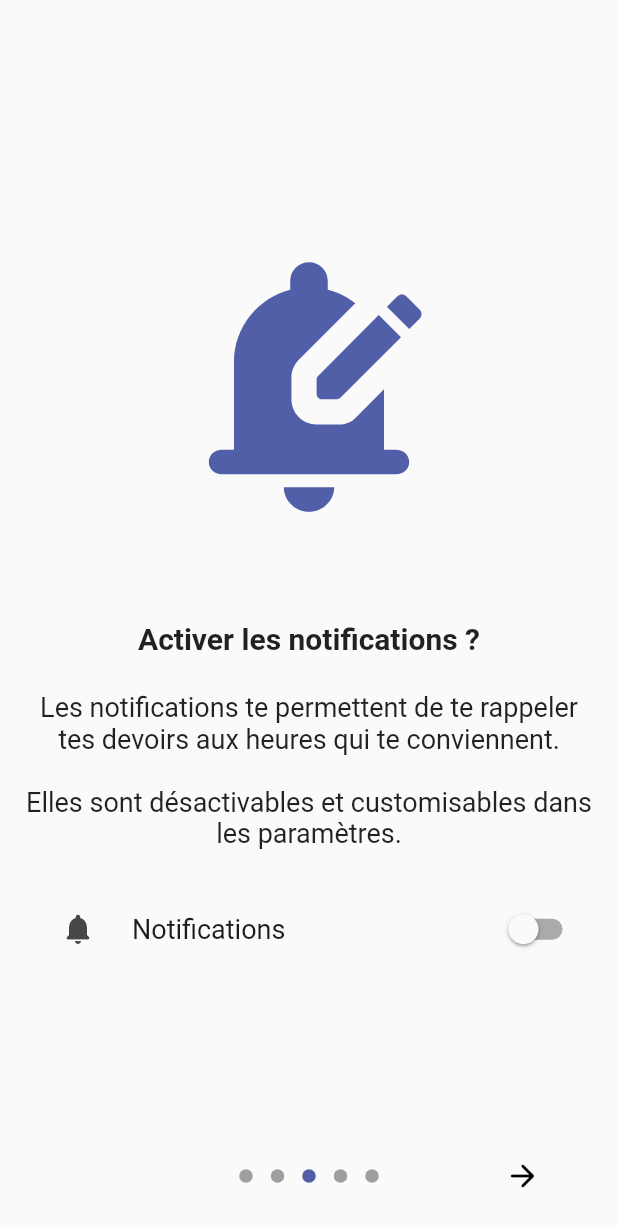
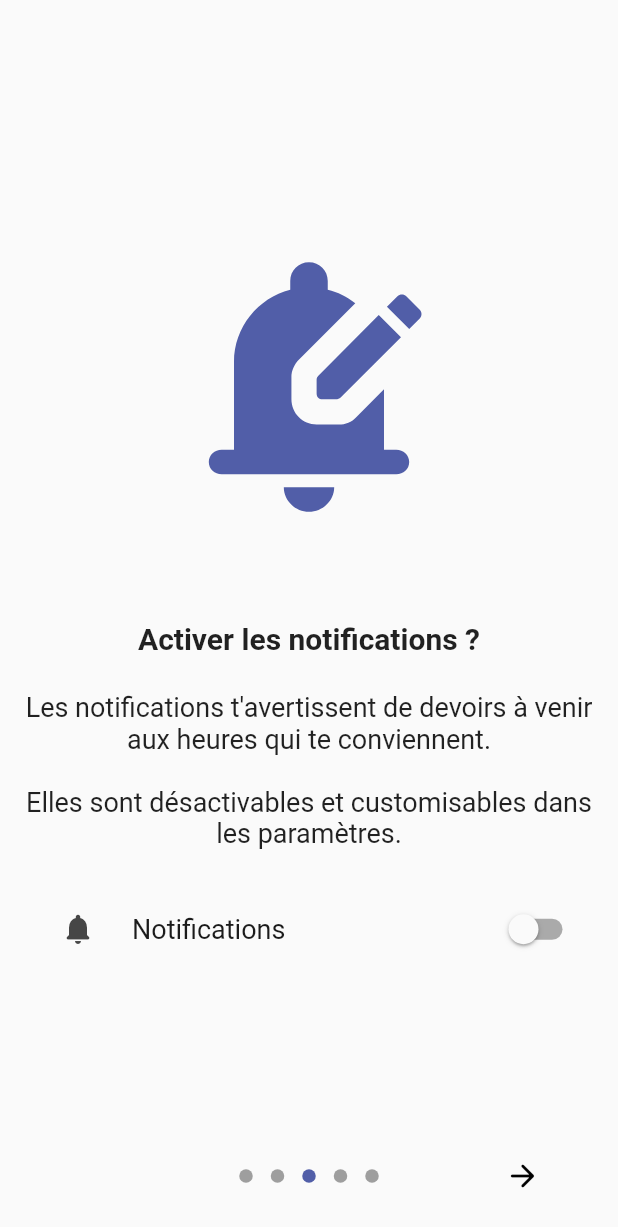
Before and after one commit to alessandrolapizza/tm_college_app, a Flutter app: the screen it shows after launch, swiped to page 3, on a phone screen of 412 x 824 dp. Shown: the top 1227 px of the screen. Run offline on Flutter 3.47's test engine with Material 2 defaults, Android fonts, the phone set to English and light mode, and no system bars; drawn by our look-alikes of introduction_screen; our stand-ins replace fl_chart, flutter_local_notifications, flutter_native_timezone, numberpicker, settings_ui, shared_preferences and 3 more; missing offline and left inert: flutter_material_color_picker, notification_permissions, sortedmap; accounts and stored records are empty.

Commit message:
Modifié texte d'introduction

```diff
--- a/lib/widgets/one_time_introduction_screen.dart
+++ b/lib/widgets/one_time_introduction_screen.dart
@@ -82,7 +82,7 @@ class _OneTimeIntroductionScreenState extends State<OneTimeIntroductionScreen> {
             color: Theme.of(context).primaryColor,
           ),
           body:
-              "Les notifications te permettent de te rappeler tes devoirs aux heures qui te conviennent.\n\nElles sont désactivables et customisables dans les paramètres.",
+              "Les notifications t'avertissent de devoirs à venir aux heures qui te conviennent.\n\nElles sont désactivables et customisables dans les paramètres.",
           useScrollView: true,
           footer: OneTimeIntroductionNotificationsSettingTile(
             sharedPreferences: widget.sharedPreferences,
```
